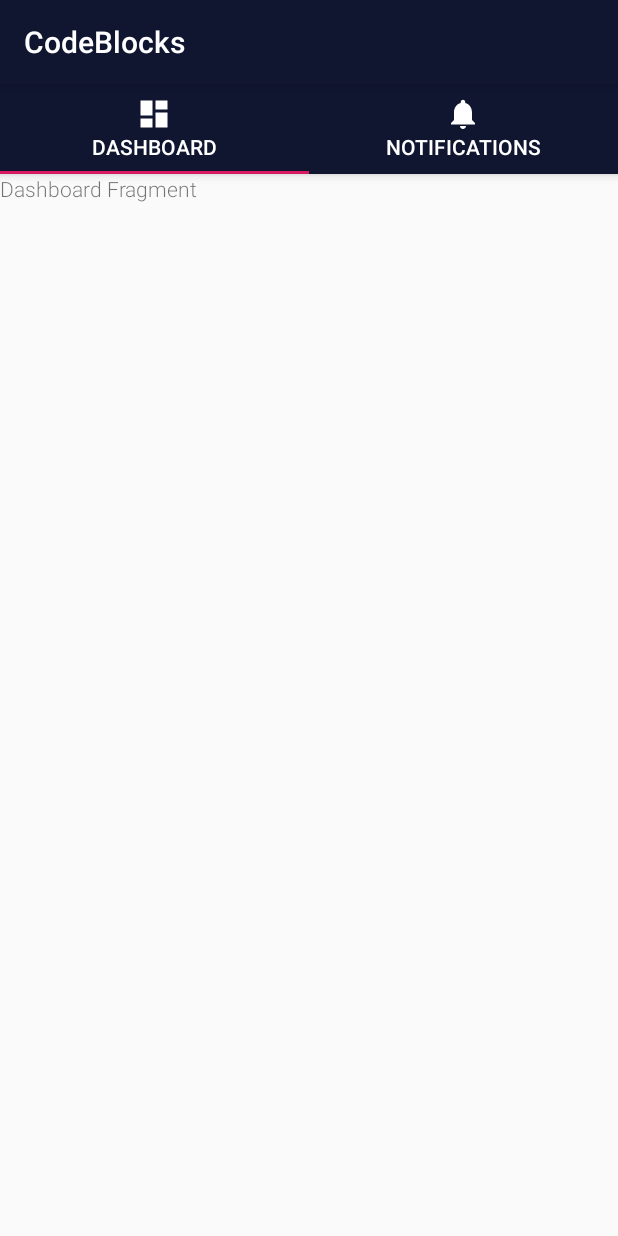
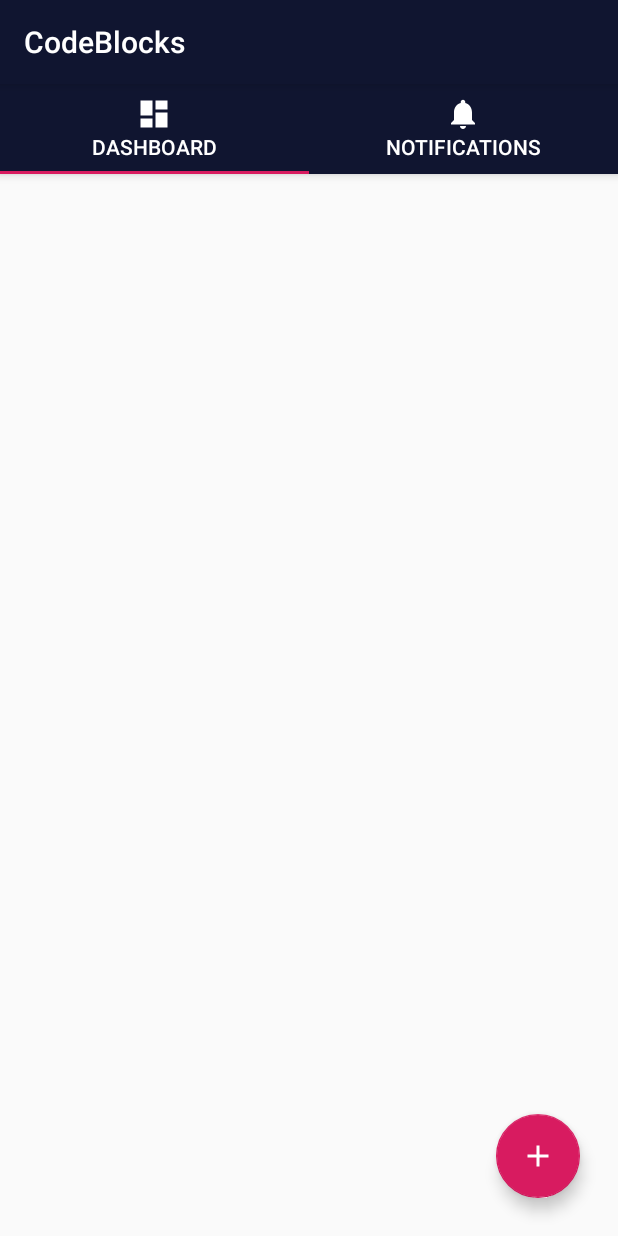
Before and after one commit to gandh99/CodeBlocks, an Android app: the DashboardFragment screen opened directly, with no data from a screen before it, on a phone screen of 412 x 824 dp. Run offline under Robolectric (Android 15) with nearby library versions, the phone set to English and light mode, and no system bars.

Commit message:
Setup the adapter and recyclerView to display the list of projects in the Dashboard fragment

```diff
--- /dev/null
+++ b/app/src/main/java/com/gandh99/codeblocks/dashboard/DashboardFragment.java
@@ -0,0 +1,55 @@
+package com.gandh99.codeblocks.dashboard;
+
+
+import android.os.Bundle;
+
+import androidx.fragment.app.Fragment;
+import androidx.recyclerview.widget.LinearLayoutManager;
+import androidx.recyclerview.widget.RecyclerView;
+
+import android.view.LayoutInflater;
+import android.view.View;
+import android.view.ViewGroup;
+
+import com.gandh99.codeblocks.R;
+import com.gandh99.codeblocks.dashboard.DashboardListAdapter;
+import com.google.android.material.floatingactionbutton.FloatingActionButton;
+
+
+/**
+ * A simple {@link Fragment} subclass.
+ */
+public class DashboardFragment extends Fragment {
+  private FloatingActionButton fab;
+  private RecyclerView recyclerView;
+  private DashboardListAdapter dashboardListAdapter = new DashboardListAdapter();
+
+  public DashboardFragment() {
+    // Required empty public constructor
+  }
+
+
+  @Override
+  public View onCreateView(LayoutInflater inflater, ViewGroup container,
+                           Bundle savedInstanceState) {
+    // Inflate the layout for this fragment
+    View view = inflater.inflate(R.layout.fragment_dashboard, container, false);
+    fab = view.findViewById(R.id.fab_dashboard);
+    recyclerView = view.findViewById(R.id.recyclerView_projects);
+
+    // Setup recyclerView
+    recyclerView.setLayoutManager(new LinearLayoutManager(getContext()));
+    recyclerView.setAdapter(dashboardListAdapter);
+
+    // Add project
+    fab.setOnClickListener(new View.OnClickListener() {
+      @Override
+      public void onClick(View view) {
+
+      }
+    });
+
+    return view;
+  }
+
+}
--- a/app/src/main/java/com/gandh99/codeblocks/di/module/HomeActivityFragmentModule.java
+++ b/app/src/main/java/com/gandh99/codeblocks/di/module/HomeActivityFragmentModule.java
@@ -1,6 +1,7 @@
 package com.gandh99.codeblocks.di.module;
 
-import com.gandh99.codeblocks.homePage.fragment.DashboardFragment;
+import com.gandh99.codeblocks.dashboard.DashboardFragment;
+import com.gandh99.codeblocks.homePage.fragment.NotificationsFragment;
 
 import dagger.Module;
 import dagger.android.ContributesAndroidInjector;
@@ -9,4 +10,7 @@ import dagger.android.ContributesAndroidInjector;
 public abstract class HomeActivityFragmentModule {
   @ContributesAndroidInjector
   abstract DashboardFragment contributeDashboardFragment();
+
+  @ContributesAndroidInjector
+  abstract NotificationsFragment contributeNotificationsFragment();
 }
--- a/app/src/main/java/com/gandh99/codeblocks/homePage/activity/HomeActivity.java
+++ b/app/src/main/java/com/gandh99/codeblocks/homePage/activity/HomeActivity.java
@@ -10,7 +10,7 @@ import androidx.appcompat.app.AppCompatActivity;
 import androidx.viewpager.widget.ViewPager;
 
 import com.gandh99.codeblocks.R;
-import com.gandh99.codeblocks.homePage.fragment.DashboardFragment;
+import com.gandh99.codeblocks.dashboard.DashboardFragment;
 import com.gandh99.codeblocks.homePage.TabsPagerAdapter;
 import com.gandh99.codeblocks.homePage.fragment.NotificationsFragment;
 import com.google.android.material.tabs.TabLayout;
--- a/app/src/main/java/com/gandh99/codeblocks/homePage/fragment/DashboardFragment.java
+++ /dev/null
@@ -1,33 +0,0 @@
-package com.gandh99.codeblocks.homePage.fragment;
-
-
-import android.os.Bundle;
-
-import androidx.fragment.app.Fragment;
-
-import android.view.LayoutInflater;
-import android.view.View;
-import android.view.ViewGroup;
-
-import com.gandh99.codeblocks.R;
-
-
-/**
- * A simple {@link Fragment} subclass.
- */
-public class DashboardFragment extends Fragment {
-
-
-  public DashboardFragment() {
-    // Required empty public constructor
-  }
-
-
-  @Override
-  public View onCreateView(LayoutInflater inflater, ViewGroup container,
-                           Bundle savedInstanceState) {
-    // Inflate the layout for this fragment
-    return inflater.inflate(R.layout.fragment_dashboard, container, false);
-  }
-
-}
--- /dev/null
+++ b/app/src/main/res/drawable/ic_add_white.xml
@@ -0,0 +1,5 @@
+<vector android:height="24dp" android:tint="#FFFFFF"
+    android:viewportHeight="24.0" android:viewportWidth="24.0"
+    android:width="24dp" xmlns:android="http://schemas.android.com/apk/res/android">
+    <path android:fillColor="#FF000000" android:pathData="M19,13h-6v6h-2v-6H5v-2h6V5h2v6h6v2z"/>
+</vector>
--- a/app/src/main/res/layout/activity_home.xml
+++ b/app/src/main/res/layout/activity_home.xml
@@ -34,7 +34,6 @@
         android:id="@+id/home_viewPager"
         android:layout_width="match_parent"
         android:layout_height="match_parent"
-        android:layout_marginBottom="60dp"
         app:layout_behavior="@string/appbar_scrolling_view_behavior" />
 
 </androidx.coordinatorlayout.widget.CoordinatorLayout>
--- a/app/src/main/res/layout/fragment_dashboard.xml
+++ b/app/src/main/res/layout/fragment_dashboard.xml
@@ -1,17 +1,26 @@
 <?xml version="1.0" encoding="utf-8"?>
-<LinearLayout
+<RelativeLayout
     xmlns:android="http://schemas.android.com/apk/res/android"
     xmlns:tools="http://schemas.android.com/tools"
     android:layout_width="match_parent"
     android:layout_height="match_parent"
-    android:orientation="vertical"
-    tools:context=".homePage.fragment.DashboardFragment">
+    tools:context=".dashboard.DashboardFragment">
 
-    <!-- TODO: Update blank fragment layout -->
-    <TextView
+    <androidx.recyclerview.widget.RecyclerView
         android:layout_width="match_parent"
         android:layout_height="match_parent"
-        android:layout_gravity="center"
-        android:text="Dashboard Fragment" />
+        android:id="@+id/recyclerView_projects"
+        />
 
-</LinearLayout>
+    <com.google.android.material.floatingactionbutton.FloatingActionButton
+        android:id="@+id/fab_dashboard"
+        android:layout_width="wrap_content"
+        android:layout_height="wrap_content"
+        android:src="@drawable/ic_add_white"
+        android:layout_alignParentRight="true"
+        android:layout_alignParentBottom="true"
+        android:layout_alignParentEnd="true"
+        android:layout_margin="25dp"
+        />
+
+</RelativeLayout>
--- a/app/src/main/res/values/styles.xml
+++ b/app/src/main/res/values/styles.xml
@@ -26,4 +26,10 @@
         <item name="android:background">@drawable/shape_button</item>
     </style>
 
+    <style name="ListItem">
+        <item name="android:layout_marginLeft">5dp</item>
+        <item name="android:layout_marginRight">5dp</item>
+        <item name="android:layout_marginTop">2.5dp</item>
+    </style>
+
 </resources>
```
Also changed, not shown: app/src/main/java/com/gandh99/codeblocks/DashboardFragment.java (deleted, +0 -31 lines), app/src/main/java/com/gandh99/codeblocks/dashboard/DashboardListAdapter.java (added, +64 -0 lines), app/src/main/java/com/gandh99/codeblocks/dashboard/Project.java (added, +51 -0 lines), app/src/main/res/layout/list_item_project.xml (added, +45 -0 lines).
